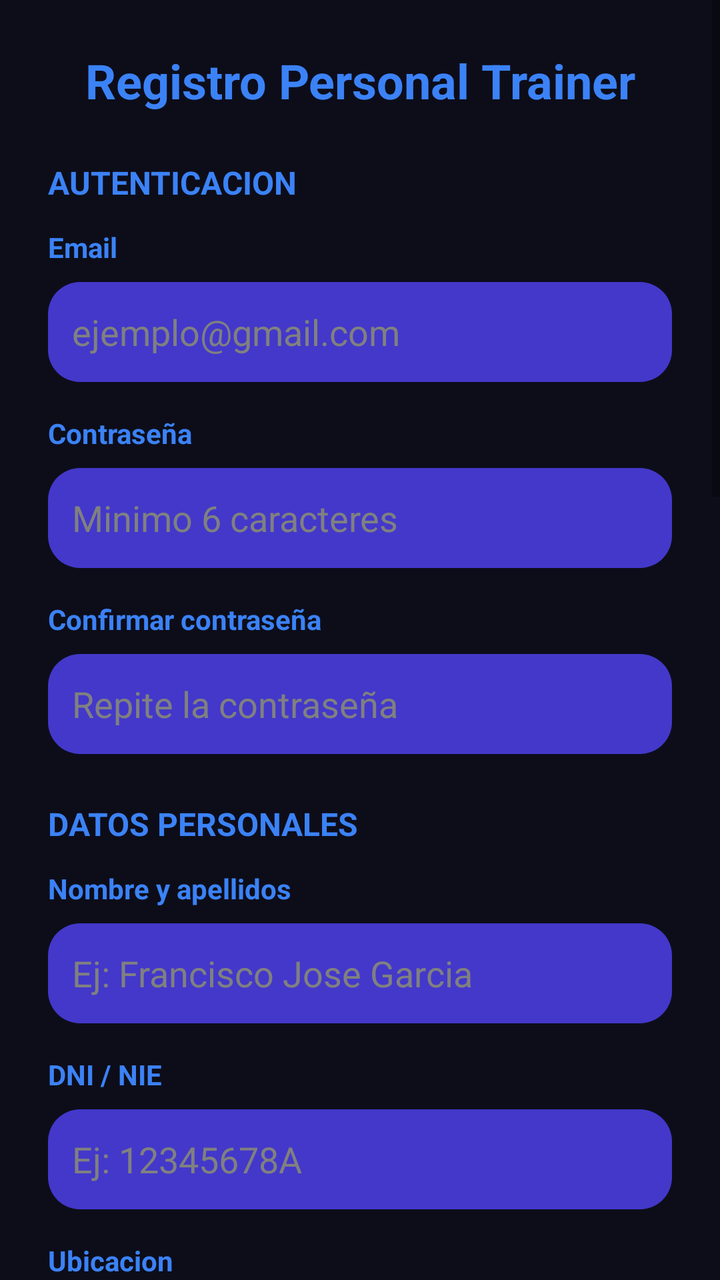
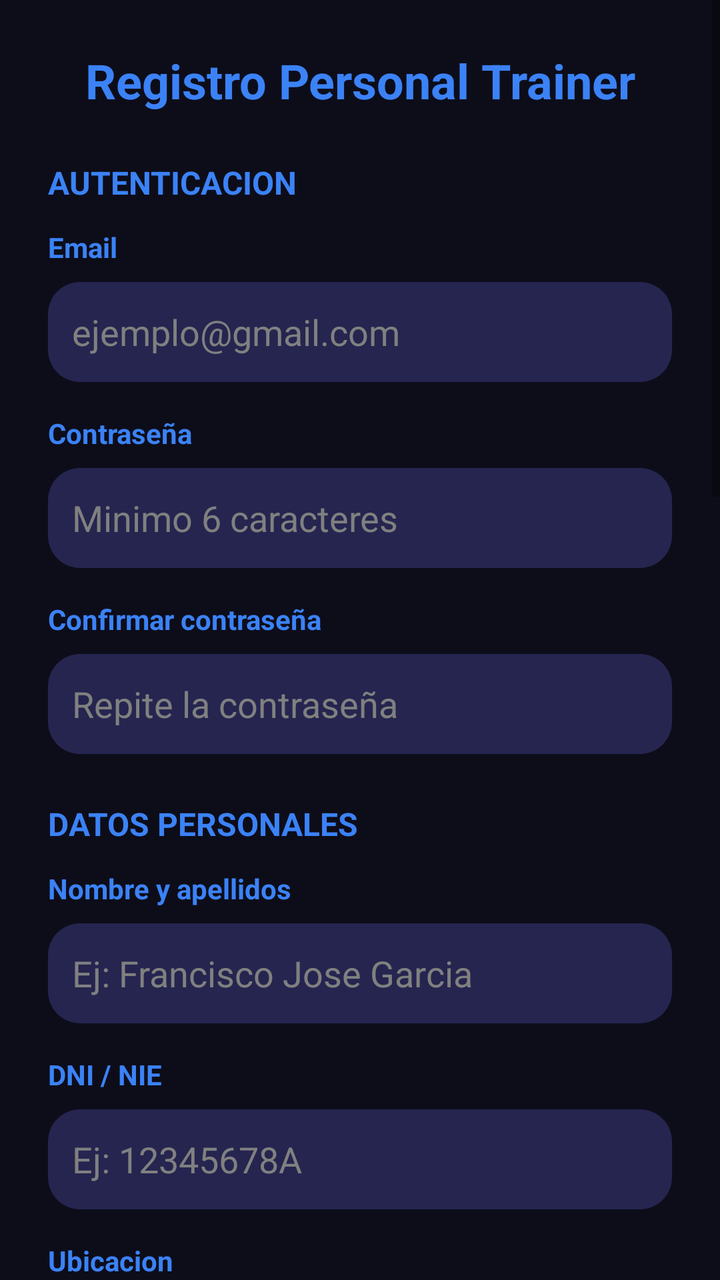

The first picture is an Android layout as it rendered before a commit; the second is the same layout after the commit. The layout source and the unified diff follow.
<!-- AndroidManifest.xml: activity theme Theme.GimnasioPro -->
<!-- res/layout/activity_register_trainer.xml -->
<?xml version="1.0" encoding="utf-8"?>

<ScrollView xmlns:android="http://schemas.android.com/apk/res/android"
    android:layout_width="match_parent"
    android:layout_height="match_parent"
    android:background="@color/dark_green_background"
    android:fillViewport="true">

    <LinearLayout
        android:layout_width="match_parent"
        android:layout_height="wrap_content"
        android:orientation="vertical"
        android:padding="24dp">

        <TextView
            android:layout_width="match_parent"
            android:layout_height="wrap_content"
            android:text="Registro Personal Trainer"
            android:textSize="24sp"
            android:textStyle="bold"
            android:textColor="@color/accent_blue"
            android:gravity="center"
            android:layout_marginBottom="24dp" />

        <TextView
            android:layout_width="match_parent"
            android:layout_height="wrap_content"
            android:text="AUTENTICACION"
            android:textSize="16sp"
            android:textColor="@color/accent_blue"
            android:textStyle="bold"
            android:layout_marginBottom="12dp" />

        <TextView
            android:layout_width="match_parent"
            android:layout_height="wrap_content"
            android:text="Email"
            android:textSize="14sp"
            android:textColor="@color/accent_blue"
            android:textStyle="bold"
            android:layout_marginBottom="8dp" />

        <EditText
            android:id="@+id/etEmail"
            android:layout_width="match_parent"
            android:layout_height="50dp"
            android:hint="ejemplo@gmail.com"
            android:textColor="#000000"
            android:textColorHint="#808080"
            android:background="@drawable/bg_card_trainer"
            android:padding="12dp"
            android:inputType="textEmailAddress"
            android:maxLines="1"
            android:layout_marginBottom="16dp" />

        <TextView
            android:layout_width="match_parent"
            android:layout_height="wrap_content"
            android:text="Contraseña"
            android:textSize="14sp"
            android:textColor="@color/accent_blue"
            android:textStyle="bold"
            android:layout_marginBottom="8dp" />

        <EditText
            android:id="@+id/etPassword"
            android:layout_width="match_parent"
            android:layout_height="50dp"
            android:hint="Minimo 6 caracteres"
            android:textColor="#000000"
            android:textColorHint="#808080"
            android:background="@drawable/bg_card_trainer"
            android:padding="12dp"
            android:inputType="textPassword"
            android:maxLines="1"
            android:layout_marginBottom="16dp" />

        <TextView
            android:layout_width="match_parent"
            android:layout_height="wrap_content"
            android:text="Confirmar contraseña"
            android:textSize="14sp"
            android:textColor="@color/accent_blue"
            android:textStyle="bold"
            android:layout_marginBottom="8dp" />

        <EditText
            android:id="@+id/etpasswordConfirm"
            android:layout_width="match_parent"
            android:layout_height="50dp"
            android:hint="Repite la contraseña"
            android:textColor="#000000"
            android:textColorHint="#808080"
            android:background="@drawable/bg_card_trainer"
            android:padding="12dp"
            android:inputType="textPassword"
            android:maxLines="1"
            android:layout_marginBottom="24dp" />

        <TextView
            android:layout_width="match_parent"
            android:layout_height="wrap_content"
            android:text="DATOS PERSONALES"
            android:textSize="16sp"
            android:textColor="@color/accent_blue"
            android:textStyle="bold"
            android:layout_marginBottom="12dp" />

        <TextView
            android:layout_width="match_parent"
            android:layout_height="wrap_content"
            android:text="Nombre y apellidos"
            android:textSize="14sp"
            android:textColor="@color/accent_blue"
            android:textStyle="bold"
            android:layout_marginBottom="8dp" />

        <EditText
            android:id="@+id/etnombre"
            android:layout_width="match_parent"
            android:layout_height="50dp"
            android:hint="Ej: Francisco Jose Garcia"
            android:textColor="#000000"
            android:textColorHint="#808080"
            android:background="@drawable/bg_card_trainer"
            android:padding="12dp"
            android:inputType="textPersonName"
            android:maxLines="1"
            android:layout_marginBottom="16dp" />

        <TextView
            android:layout_width="match_parent"
            android:layout_height="wrap_content"
            android:text="DNI / NIE"
            android:textSize="14sp"
            android:textColor="@color/accent_blue"
            android:textStyle="bold"
            android:layout_marginBottom="8dp" />

        <EditText
            android:id="@+id/etDNI"
            android:layout_width="match_parent"
            android:layout_height="50dp"
            android:hint="Ej: 12345678A"
            android:textColor="#000000"
            android:textColorHint="#808080"
            android:background="@drawable/bg_card_trainer"
            android:padding="12dp"
            android:inputType="textCapCharacters"
            android:maxLength="9"
            android:maxLines="1"
            android:layout_marginBottom="16dp" />

        <TextView
            android:layout_width="match_parent"
            android:layout_height="wrap_content"
            android:text="Ubicacion"
            android:textSize="14sp"
            android:textColor="@color/accent_blue"
            android:textStyle="bold"
            android:layout_marginBottom="8dp" />

        <EditText
            android:id="@+id/etpoblacion"
            android:layout_width="match_parent"
            android:layout_height="50dp"
            android:hint="Poblacion"
            android:textColor="#000000"
            android:textColorHint="#808080"
            android:background="@drawable/bg_card_trainer"
            android:padding="12dp"
            android:inputType="textPersonName"
            android:maxLines="1"
            android:layout_marginBottom="8dp" />

        <EditText
            android:id="@+id/etmunicipio"
            android:layout_width="match_parent"
            android:layout_height="50dp"
            android:hint="Municipio"
            android:textColor="#000000"
            android:textColorHint="#808080"
            android:background="@drawable/bg_card_trainer"
            android:padding="12dp"
            android:inputType="textPersonName"
            android:maxLines="1"
            android:layout_marginBottom="16dp" />

        <TextView
            android:layout_width="match_parent"
            android:layout_height="wrap_content"
            android:text="Telefono de contacto"
            android:textSize="14sp"
            android:textColor="@color/accent_blue"
            android:textStyle="bold"
            android:layout_marginBottom="8dp" />

        <LinearLayout
            android:layout_width="match_parent"
            android:layout_height="50dp"
            android:orientation="horizontal"
            android:gravity="center_vertical"
            android:background="@drawable/bg_card_trainer"
            android:paddingStart="12dp"
            android:paddingEnd="12dp"
            android:layout_marginBottom="16dp">

            <TextView
                android:layout_width="wrap_content"
                android:layout_height="wrap_content"
                android:text="+34"
                android:textSize="16sp"
                android:textColor="#000000"
                android:textStyle="bold"
                android:paddingEnd="8dp" />

            <EditText
                android:id="@+id/ettelefono"
                android:layout_width="0dp"
                android:layout_height="match_parent"
                android:layout_weight="1"
                android:hint="612345678"
                android:textColor="#000000"
                android:textColorHint="#808080"
                android:background="@null"
                android:inputType="phone"
                android:maxLength="9"
                android:maxLines="1" />
        </LinearLayout>

        <TextView
            android:layout_width="match_parent"
            android:layout_height="wrap_content"
            android:text="Sobre mi (opcional)"
            android:textSize="14sp"
            android:textColor="@color/text_light_gray"
            android:textStyle="bold"
            android:layout_marginBottom="8dp" />

        <EditText
            android:id="@+id/etsobreMi"
            android:layout_width="match_parent"
            android:layout_height="120dp"
            android:hint="Cuentanos sobre tu experiencia como entrenador..."
            android:textColor="#000000"
            android:textColorHint="#808080"
            android:background="@drawable/bg_card_trainer"
            android:padding="12dp"
            android:gravity="top|start"
            android:inputType="textCapSentences|textMultiLine"
            android:maxLength="300"
            android:scrollbars="vertical"
            android:layout_marginBottom="16dp" />

        <TextView
            android:layout_width="match_parent"
            android:layout_height="wrap_content"
            android:text="Fotografia de perfil (opcional)"
            android:textSize="14sp"
            android:textColor="@color/text_light_gray"
            android:textStyle="bold"
            android:layout_marginBottom="8dp" />

        <LinearLayout
            android:layout_width="match_parent"
            android:layout_height="wrap_content"
            android:orientation="horizontal"
            android:gravity="center_vertical"
            android:layout_marginBottom="16dp">

            <ImageView
                android:id="@+id/ivfotoPerfil"
                android:layout_width="80dp"
                android:layout_height="80dp"
                android:background="@drawable/bg_card_trainer"
                android:scaleType="centerCrop"
                android:src="@android:drawable/ic_menu_gallery"
                android:contentDescription="Foto de perfil" />

            <Button
                android:id="@+id/btnseleccionarFoto"
                android:layout_width="0dp"
                android:layout_height="50dp"
                android:layout_weight="1"
                android:layout_marginStart="16dp"
                android:text="Seleccionar foto"
                android:textColor="@color/text_on_button"
                android:background="@drawable/bg_card_trainer"
                android:textSize="14sp" />
        </LinearLayout>

        <TextView
            android:layout_width="match_parent"
            android:layout_height="wrap_content"
            android:text="Tarifa por sesion (opcional)"
            android:textSize="14sp"
            android:textColor="@color/text_light_gray"
            android:textStyle="bold"
            android:layout_marginBottom="8dp" />

        <LinearLayout
            android:layout_width="match_parent"
            android:layout_height="wrap_content"
            android:orientation="horizontal"
            android:gravity="center_vertical"
            android:layout_marginBottom="24dp">

            <EditText
                android:id="@+id/ettarifa"
                android:layout_width="0dp"
                android:layout_height="50dp"
                android:layout_weight="1"
                android:hint="Precio"
                android:textColor="#000000"
                android:textColorHint="#808080"
                android:background="@drawable/bg_card_trainer"
                android:padding="12dp"
                android:inputType="numberDecimal"
                android:maxLines="1" />

            <TextView
                android:layout_width="wrap_content"
                android:layout_height="wrap_content"
                android:text="EUR / sesion"
                android:textSize="16sp"
                android:textColor="@color/text_light_gray"
                android:layout_marginStart="12dp" />
        </LinearLayout>

        
        <TextView
            android:layout_width="match_parent"
            android:layout_height="wrap_content"
            android:text="Certificado de entrenador"
            android:textSize="14sp"
            android:textColor="@color/accent_blue"
            android:textStyle="bold"
            android:layout_marginBottom="8dp" />

        <TextView
            android:layout_width="match_parent"
            android:layout_height="wrap_content"
            android:text="Sube tu certificado o titulación de entrenador personal (PDF o imagen)"
            android:textSize="12sp"
            android:textColor="@color/text_light_gray"
            android:layout_marginBottom="8dp" />

        <LinearLayout
            android:layout_width="match_parent"
            android:layout_height="wrap_content"
            android:orientation="horizontal"
            android:gravity="center_vertical"
            android:layout_marginBottom="8dp">

            <ImageView
                android:id="@+id/ivCertificadoIcon"
                android:layout_width="50dp"
                android:layout_height="50dp"
                android:background="@drawable/bg_card_trainer"
                android:padding="12dp"
                android:src="@android:drawable/ic_menu_upload"
                android:contentDescription="Certificado" />

            <Button
                android:id="@+id/btnSeleccionarCertificado"
                android:layout_width="0dp"
                android:layout_height="50dp"
                android:layout_weight="1"
                android:layout_marginStart="16dp"
                android:text="Seleccionar certificado"
                android:textColor="@color/text_on_button"
                android:background="@drawable/bg_card_trainer"
                android:textSize="14sp" />
        </LinearLayout>

        <TextView
            android:id="@+id/tvCertificadoNombre"
            android:layout_width="match_parent"
            android:layout_height="wrap_content"
            android:text="Ningún archivo seleccionado"
            android:textSize="12sp"
            android:textColor="@color/text_light_gray"
            android:textStyle="italic"
            android:layout_marginBottom="24dp" />

        <TextView
            android:layout_width="match_parent"
            android:layout_height="wrap_content"
            android:text="Campos obligatorios marcados con negrita"
            android:textSize="12sp"
            android:textColor="@color/text_light_gray"
            android:textStyle="italic"
            android:layout_marginBottom="8dp" />

        <TextView
            android:layout_width="match_parent"
            android:layout_height="wrap_content"
            android:text="Recibiras un email para verificar tu cuenta"
            android:textSize="11sp"
            android:textColor="@color/text_light_gray"
            android:textStyle="italic"
            android:layout_marginBottom="8dp" />

        <TextView
            android:layout_width="match_parent"
            android:layout_height="wrap_content"
            android:text="Solo se puede registrar 1 entrenador por DNI y telefono"
            android:textSize="11sp"
            android:textColor="@color/text_light_gray"
            android:textStyle="italic"
            android:layout_marginBottom="16dp" />

        <ProgressBar
            android:id="@+id/progressBar"
            android:layout_width="40dp"
            android:layout_height="40dp"
            android:layout_gravity="center"
            android:visibility="gone"
            android:layout_marginBottom="16dp" />

        
        <LinearLayout
            android:layout_width="match_parent"
            android:layout_height="wrap_content"
            android:orientation="horizontal"
            android:gravity="center_vertical"
            android:layout_marginTop="16dp"
            android:layout_marginBottom="8dp"
            android:paddingStart="16dp"
            android:paddingEnd="16dp">

            <CheckBox
                android:id="@+id/checkboxTerminos"
                android:layout_width="wrap_content"
                android:layout_height="wrap_content"
                android:buttonTint="@color/accent_color" />

            <TextView
                android:id="@+id/tvTerminos"
                android:layout_width="0dp"
                android:layout_height="wrap_content"
                android:layout_weight="1"
                android:layout_marginStart="8dp"
                android:text="Acepto los Términos y Condiciones y Política de Privacidad"
                android:textColor="@color/text_primary"
                android:textSize="14sp"
                android:clickable="true"
                android:focusable="true" />
        </LinearLayout>

        <Button
            android:id="@+id/btnregistrar"
            android:layout_width="match_parent"
            android:layout_height="60dp"
            android:text="CREAR CUENTA Y REGISTRARSE"
            android:textColor="@color/text_on_button"
            android:textStyle="bold"
            android:textSize="16sp"
            android:background="@drawable/bg_card_trainer"
            android:elevation="8dp"
            android:stateListAnimator="@null" />

    </LinearLayout>

</ScrollView>
<!-- resources referenced by this layout -->
<resources>
  <color name="accent_blue">#3B82F6</color>
  <color name="accent_color">@color/accent_purple</color>
  <color name="dark_green_background">@color/dark_background</color>
  <color name="text_light_gray">@color/text_secondary</color>
  <color name="text_on_button">#FF000000</color>
  <color name="text_primary">#FFFFFF</color>
  <!-- drawable bg_card_trainer (drawable) -->
  <?xml version="1.0" encoding="utf-8"?>
  
  <shape xmlns:android="http://schemas.android.com/apk/res/android"
      android:shape="rectangle">
      <solid android:color="@color/card_trainer" />
      <corners android:radius="16dp" />
  </shape>
  <style name="Theme.GimnasioPro" parent="Theme.MaterialComponents.Light.NoActionBar">
          
          <item name="colorPrimary">@color/electric_green_button</item>
          <item name="colorPrimaryDark">@color/dark_green_background</item>
          <item name="colorAccent">@color/electric_green_button</item>
          <item name="colorOnPrimary">@color/text_on_button</item>
          <item name="android:windowBackground">@color/dark_green_background</item>
          <item name="android:statusBarColor">@color/dark_green_background</item>
          <item name="android:navigationBarColor">@color/dark_green_background</item>
          <item name="android:fitsSystemWindows">true</item>
      </style>
  <color name="accent_purple">#6B5CE7</color>
  <color name="dark_background">#0D0D1A</color>
  <color name="text_secondary">#A1A1AA</color>
  <color name="card_trainer">#4338CA</color>
  <color name="electric_green_button">@color/accent_green</color>
  <color name="accent_green">#4ADE80</color>
</resources>

<!-- the commit's change to res/layout/activity_register_trainer.xml (unified diff, before → after) -->
@@ -3,7 +3,6 @@
 <ScrollView xmlns:android="http://schemas.android.com/apk/res/android"
     android:layout_width="match_parent"
     android:layout_height="match_parent"
-    android:background="@color/dark_green_background"
     android:fillViewport="true">
 
     <LinearLayout
@@ -266,7 +265,8 @@
             android:layout_height="wrap_content"
             android:orientation="horizontal"
             android:gravity="center_vertical"
-            android:layout_marginBottom="16dp">
+            android:layout_marginBottom="16dp"
+            android:baselineAligned="false">
 
             <ImageView
                 android:id="@+id/ivfotoPerfil"
@@ -303,7 +303,8 @@
             android:layout_height="wrap_content"
             android:orientation="horizontal"
             android:gravity="center_vertical"
-            android:layout_marginBottom="24dp">
+            android:layout_marginBottom="24dp"
+            android:baselineAligned="false">
 
             <EditText
                 android:id="@+id/ettarifa"
@@ -350,7 +351,8 @@
             android:layout_height="wrap_content"
             android:orientation="horizontal"
             android:gravity="center_vertical"
-            android:layout_marginBottom="8dp">
+            android:layout_marginBottom="8dp"
+            android:baselineAligned="false">
 
             <ImageView
                 android:id="@+id/ivCertificadoIcon"
<!-- resource entries referenced after the edit -->
@@ -3,6 +3,7 @@
   <color name="accent_blue">#3B82F6</color>
   <color name="accent_color">@color/accent_purple</color>
   <color name="dark_green_background">@color/dark_background</color>
+  <color name="card_dark_secondary">#252550</color>
   <color name="text_light_gray">@color/text_secondary</color>
   <color name="text_on_button">#FF000000</color>
   <color name="text_primary">#FFFFFF</color>
@@ -28,7 +29,7 @@
   <color name="accent_purple">#6B5CE7</color>
   <color name="dark_background">#0D0D1A</color>
   <color name="text_secondary">#A1A1AA</color>
-  <color name="card_trainer">#4338CA</color>
+  <color name="card_trainer">@color/card_dark_secondary</color>
   <color name="electric_green_button">@color/accent_green</color>
   <color name="accent_green">#4ADE80</color>
 </resources>
